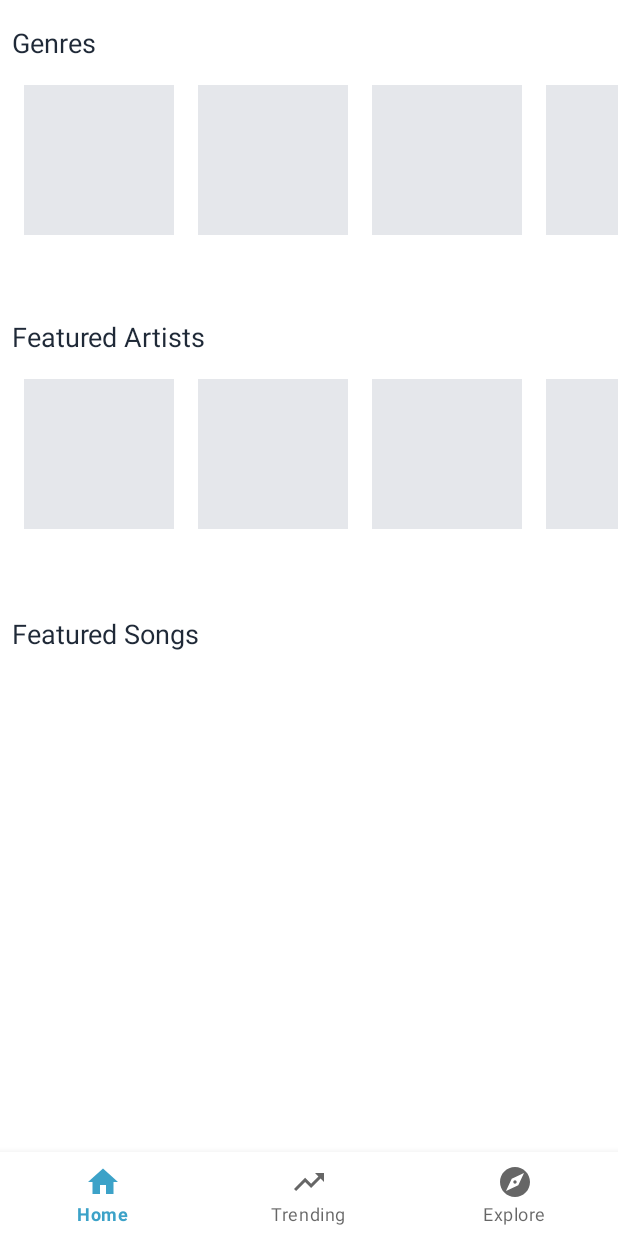
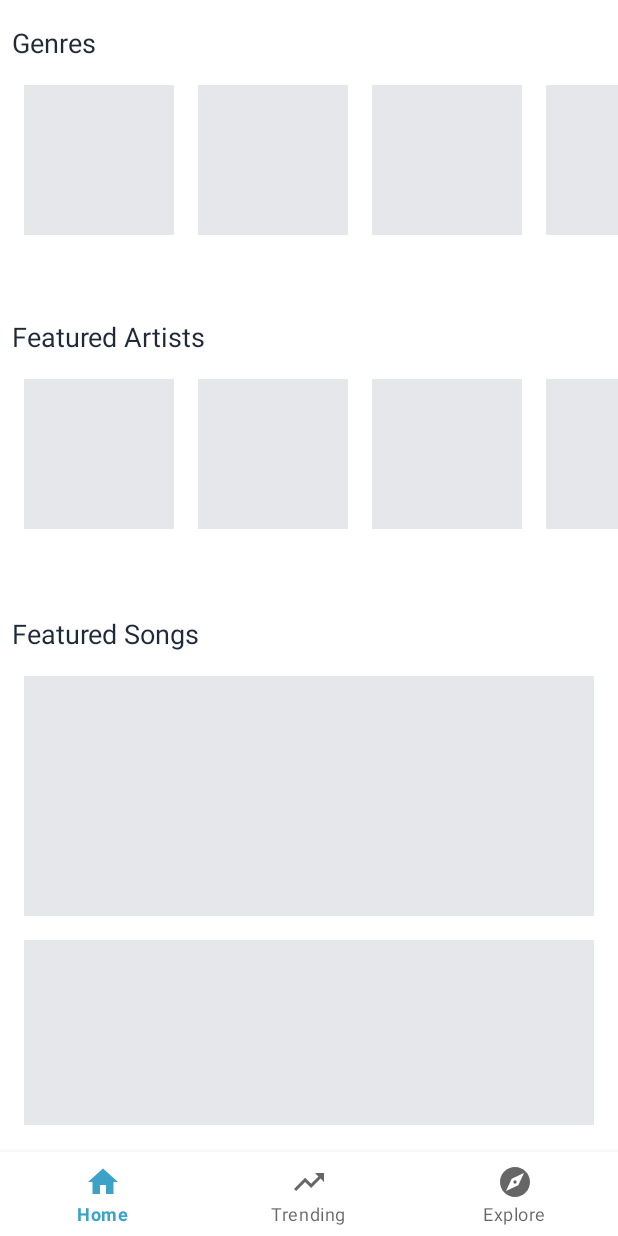
Before and after one commit to bishal5917/GeetSunam, an Android app built with Jetpack Compose: the HomeFragment screen opened directly, with no data from a screen before it, on a phone screen of 412 x 824 dp. Run offline under Robolectric (Android 15) with nearby library versions, the phone set to English and light mode, and no system bars; our stand-ins replace Dagger/Hilt's generated code, Shimmer, data binding, navigation-ui.

Commit message:
featured songs mapped

```diff
--- a/app/src/main/java/com/example/geetsunam/di/AppModule.kt
+++ b/app/src/main/java/com/example/geetsunam/di/AppModule.kt
@@ -12,9 +12,11 @@ import com.example.geetsunam.features.data.datasource.UserRemoteDatasourceImpl
 import com.example.geetsunam.features.data.repositories.UserRepositoryImpl
 import com.example.geetsunam.features.domain.repositories.UserRepository
 import com.example.geetsunam.features.domain.usecases.GetFeaturedArtistsUsecase
+import com.example.geetsunam.features.domain.usecases.GetFeaturedSongsUsecase
 import com.example.geetsunam.features.domain.usecases.GetGenresUsecase
 import com.example.geetsunam.features.domain.usecases.LoginUsecase
 import com.example.geetsunam.features.presentation.home.featured_artists.viewmodel.FeaturedArtistsViewModel
+import com.example.geetsunam.features.presentation.home.featured_songs.viewmodel.FeaturedSongsViewModel
 import com.example.geetsunam.features.presentation.home.genres.viewmodel.GenreViewModel
 import com.example.geetsunam.features.presentation.login.viewmodel.LoginViewModel
 import com.example.geetsunam.features.presentation.splash.viewmodel.SplashViewModel
@@ -71,6 +73,11 @@ object AppModule {
         return GetFeaturedArtistsUsecase(repo)
     }
 
+    @Provides
+    fun provideFeaturedSOngsUsecase(repo: UserRepository): GetFeaturedSongsUsecase {
+        return GetFeaturedSongsUsecase(repo)
+    }
+
     //registering viewmodels
     @Provides
     fun provideSplashViewModel(datastore: LocalDatastore): SplashViewModel {
@@ -97,4 +104,11 @@ object AppModule {
     ): FeaturedArtistsViewModel {
         return FeaturedArtistsViewModel(getFeaturedArtistsUsecase)
     }
+
+    @Provides
+    fun provideFeaturedSomgsViewModel(
+        getFeaturedSongsUsecase: GetFeaturedSongsUsecase
+    ): FeaturedSongsViewModel {
+        return FeaturedSongsViewModel(getFeaturedSongsUsecase)
+    }
 }
--- a/app/src/main/java/com/example/geetsunam/features/presentation/home/HomeFragment.kt
+++ b/app/src/main/java/com/example/geetsunam/features/presentation/home/HomeFragment.kt
@@ -11,10 +11,15 @@ import androidx.swiperefreshlayout.widget.SwipeRefreshLayout
 import com.example.geetsunam.R
 import com.example.geetsunam.features.data.models.artist.ArtistResponseModel
 import com.example.geetsunam.features.data.models.genres.GenreResponseModel
+import com.example.geetsunam.features.data.models.songs.SongResponseModel
 import com.example.geetsunam.features.presentation.home.featured_artists.adapters.FeaturedArtistsAdapter
 import com.example.geetsunam.features.presentation.home.featured_artists.viewmodel.FeaturedArtistsEvent
 import com.example.geetsunam.features.presentation.home.featured_artists.viewmodel.FeaturedArtistsState
 import com.example.geetsunam.features.presentation.home.featured_artists.viewmodel.FeaturedArtistsViewModel
+import com.example.geetsunam.features.presentation.home.featured_songs.adapters.FeaturedSongsAdapter
+import com.example.geetsunam.features.presentation.home.featured_songs.viewmodel.FeaturedSongsEvent
+import com.example.geetsunam.features.presentation.home.featured_songs.viewmodel.FeaturedSongsState
+import com.example.geetsunam.features.presentation.home.featured_songs.viewmodel.FeaturedSongsViewModel
 import com.example.geetsunam.features.presentation.home.genres.adapters.GenreAdapter
 import com.example.geetsunam.features.presentation.home.genres.viewmodel.GenreEvent
 import com.example.geetsunam.features.presentation.home.genres.viewmodel.GenreState
@@ -30,6 +35,7 @@ class HomeFragment : Fragment() {
 
     private val genreAdapter by lazy { GenreAdapter() }
     private val featuredArtistsAdapter by lazy { FeaturedArtistsAdapter() }
+    private val featuredSongsAdapter by lazy { FeaturedSongsAdapter() }
 
     private lateinit var gview: View
 
@@ -38,6 +44,9 @@ class HomeFragment : Fragment() {
 
     @Inject
     lateinit var featuredArtistsViewModel: FeaturedArtistsViewModel
+
+    @Inject
+    lateinit var featuredSongsViewModel: FeaturedSongsViewModel
 
     @Inject
     lateinit var splashViewModel: SplashViewModel
@@ -51,6 +60,7 @@ class HomeFragment : Fragment() {
         pullToRefresh()
         requestGenres()
         requestFeaturedArtists()
+        requestFeaturedSongs()
         setupRecyclerView()
         return gview
     }
@@ -61,6 +71,9 @@ class HomeFragment : Fragment() {
             genreViewModel.onEvent(GenreEvent.GetGenre(splashViewModel.userIdFlow.value))
             featuredArtistsViewModel.onEvent(
                 FeaturedArtistsEvent.GetFeaturedArtists(splashViewModel.userIdFlow.value)
+            )
+            featuredSongsViewModel.onEvent(
+                FeaturedSongsEvent.GetFeaturedSongs(splashViewModel.userIdFlow.value)
             )
             swipeToRefresh.isRefreshing = false
         }
@@ -79,6 +92,11 @@ class HomeFragment : Fragment() {
         val artistRecViewLayoutManager =
             LinearLayoutManager(requireContext(), LinearLayoutManager.HORIZONTAL, false)
         artistRecView.layoutManager = artistRecViewLayoutManager
+        //for featured songs
+        val songsRecView = gview.findViewById<RecyclerView>(R.id.rvFeaturedSongs)
+        songsRecView.adapter = featuredSongsAdapter
+        val songsRecViewLayoutManager = LinearLayoutManager(requireContext())
+        songsRecView.layoutManager = songsRecViewLayoutManager
     }
 
     private fun requestGenres() {
@@ -136,4 +154,35 @@ class HomeFragment : Fragment() {
             }
         }
     }
+
+    private fun requestFeaturedSongs() {
+        //find recyclerview and shimmerview
+        val recyclerView = gview.findViewById<RecyclerView>(R.id.rvFeaturedSongs)
+        val shimmerView = gview.findViewById<ShimmerFrameLayout>(R.id.shlFeaturedSongs)
+
+        featuredSongsViewModel.featuredSongState.observe(viewLifecycleOwner) { response ->
+            if (response.status == FeaturedSongsState.SongStatus.IDLE) {
+                featuredSongsViewModel.onEvent(
+                    FeaturedSongsEvent.GetFeaturedSongs(splashViewModel.userIdFlow.value)
+                )
+            }
+            if (response.status == FeaturedSongsState.SongStatus.LOADING) {
+                recyclerView.visibility = View.GONE
+                shimmerView.visibility = View.VISIBLE
+            }
+            if (response.status == FeaturedSongsState.SongStatus.SUCCESS) {
+                response.songs?.let {
+                    featuredSongsAdapter.setData(
+                        response.songs.songs as List<SongResponseModel.Data.Song>
+                    )
+                }
+                recyclerView.visibility = View.VISIBLE
+                shimmerView.visibility = View.GONE
+            }
+            if (response.status == FeaturedSongsState.SongStatus.FAILED) {
+                recyclerView.visibility = View.GONE
+                CustomToast.showToast(context = requireContext(), "${response.message}")
+            }
+        }
+    }
 }
--- a/app/src/main/java/com/example/geetsunam/features/presentation/home/featured_songs/viewmodel/FeaturedSongsEvent.kt
+++ b/app/src/main/java/com/example/geetsunam/features/presentation/home/featured_songs/viewmodel/FeaturedSongsEvent.kt
@@ -1,4 +1,5 @@
 package com.example.geetsunam.features.presentation.home.featured_songs.viewmodel
 
-class FeaturedSongsEvent {
+sealed class FeaturedSongsEvent {
+    data class GetFeaturedSongs(val token: String) : FeaturedSongsEvent()
 }
--- a/app/src/main/java/com/example/geetsunam/features/presentation/home/featured_songs/viewmodel/FeaturedSongsState.kt
+++ b/app/src/main/java/com/example/geetsunam/features/presentation/home/featured_songs/viewmodel/FeaturedSongsState.kt
@@ -1,4 +1,15 @@
 package com.example.geetsunam.features.presentation.home.featured_songs.viewmodel
 
-class FeaturedSongsState {
+import com.example.geetsunam.features.data.models.songs.SongResponseModel
+
+data class FeaturedSongsState(
+    val status: SongStatus, val message: String? = null, val songs: SongResponseModel.Data? = null
+) {
+    companion object {
+        val idle = FeaturedSongsState(SongStatus.IDLE, message = "")
+    }
+
+    enum class SongStatus {
+        IDLE, LOADING, SUCCESS, FAILED
+    }
 }
--- a/app/src/main/java/com/example/geetsunam/features/presentation/home/featured_songs/viewmodel/FeaturedSongsViewModel.kt
+++ b/app/src/main/java/com/example/geetsunam/features/presentation/home/featured_songs/viewmodel/FeaturedSongsViewModel.kt
@@ -1,4 +1,64 @@
 package com.example.geetsunam.features.presentation.home.featured_songs.viewmodel
 
-class FeaturedSongsViewModel {
+import androidx.lifecycle.LiveData
+import androidx.lifecycle.MutableLiveData
+import androidx.lifecycle.ViewModel
+import androidx.lifecycle.viewModelScope
+import com.example.geetsunam.features.domain.usecases.GetFeaturedSongsUsecase
+import com.example.geetsunam.utils.Resource
+import com.example.geetsunam.utils.models.CommonRequestModel
+import dagger.hilt.android.lifecycle.HiltViewModel
+import kotlinx.coroutines.flow.launchIn
+import kotlinx.coroutines.flow.onEach
+import javax.inject.Inject
+
+@HiltViewModel
+class FeaturedSongsViewModel @Inject constructor(
+    private val getFeaturedSongsUsecase: GetFeaturedSongsUsecase
+) : ViewModel() {
+    private val _featuredSongState = MutableLiveData(FeaturedSongsState.idle)
+    val featuredSongState: LiveData<FeaturedSongsState> = _featuredSongState
+
+    fun onEvent(event: FeaturedSongsEvent) {
+        when (event) {
+            is FeaturedSongsEvent.GetFeaturedSongs -> {
+                getSongs(event.token)
+            }
+
+            else -> {}
+        }
+    }
+
+    private fun getSongs(token: String) {
+        getFeaturedSongsUsecase.call(CommonRequestModel(token)).onEach { result ->
+            when (result) {
+                is Resource.Loading -> {
+                    _featuredSongState.postValue(
+                        _featuredSongState.value?.copy(
+                            status = FeaturedSongsState.SongStatus.LOADING,
+                            message = "Getting genres"
+                        )
+                    )
+                }
+
+                is Resource.Success -> {
+                    _featuredSongState.postValue(
+                        _featuredSongState.value?.copy(
+                            status = FeaturedSongsState.SongStatus.SUCCESS,
+                            message = "success",
+                            songs = result.data?.data,
+                        )
+                    )
+                }
+
+                is Resource.Error -> {
+                    _featuredSongState.postValue(
+                        _featuredSongState.value?.copy(
+                            status = FeaturedSongsState.SongStatus.FAILED, message = result.message
+                        )
+                    )
+                }
+            }
+        }.launchIn(viewModelScope)
+    }
 }
--- a/app/src/main/res/drawable/ic_favorite.xml
+++ b/app/src/main/res/drawable/ic_favorite.xml
@@ -1,5 +1,5 @@
-<vector android:height="20dp" android:tint="#000000"
+<vector android:height="24dp" android:tint="#000000"
     android:viewportHeight="24" android:viewportWidth="24"
-    android:width="20dp" xmlns:android="http://schemas.android.com/apk/res/android">
-    <path android:fillColor="@android:color/white" android:pathData="M12,21.35l-1.45,-1.32C5.4,15.36 2,12.28 2,8.5 2,5.42 4.42,3 7.5,3c1.74,0 3.41,0.81 4.5,2.09C13.09,3.81 14.76,3 16.5,3 19.58,3 22,5.42 22,8.5c0,3.78 -3.4,6.86 -8.55,11.54L12,21.35z"/>
+    android:width="24dp" xmlns:android="http://schemas.android.com/apk/res/android">
+    <path android:fillColor="@android:color/white" android:pathData="M16.5,3c-1.74,0 -3.41,0.81 -4.5,2.09C10.91,3.81 9.24,3 7.5,3 4.42,3 2,5.42 2,8.5c0,3.78 3.4,6.86 8.55,11.54L12,21.35l1.45,-1.32C18.6,15.36 22,12.28 22,8.5 22,5.42 19.58,3 16.5,3zM12.1,18.55l-0.1,0.1 -0.1,-0.1C7.14,14.24 4,11.39 4,8.5 4,6.5 5.5,5 7.5,5c1.54,0 3.04,0.99 3.57,2.36h1.87C13.46,5.99 14.96,5 16.5,5c2,0 3.5,1.5 3.5,3.5 0,2.89 -3.14,5.74 -7.9,10.05z"/>
 </vector>
--- a/app/src/main/res/layout/fragment_home.xml
+++ b/app/src/main/res/layout/fragment_home.xml
@@ -127,10 +127,34 @@
             app:layout_constraintStart_toStartOf="parent"
             app:layout_constraintTop_toTopOf="parent" />
 
+        <com.facebook.shimmer.ShimmerFrameLayout
+            android:id="@+id/shlFeaturedSongs"
+            android:layout_width="0dp"
+            android:layout_height="315dp"
+            app:layout_constraintEnd_toEndOf="parent"
+            app:layout_constraintStart_toStartOf="parent"
+            app:layout_constraintTop_toBottomOf="@+id/tvFeaturedSongs">
+
+            <LinearLayout
+                android:layout_width="match_parent"
+                android:layout_height="match_parent"
+                android:orientation="vertical">
+
+                <include layout="@layout/placeholder_rectangle" />
+
+                <include layout="@layout/placeholder_rectangle" />
+
+                <include layout="@layout/placeholder_rectangle" />
+
+                <include layout="@layout/placeholder_rectangle" />
+            </LinearLayout>
+
+        </com.facebook.shimmer.ShimmerFrameLayout>
+
         <androidx.recyclerview.widget.RecyclerView
             android:id="@+id/rvFeaturedSongs"
-            android:layout_width="0dp"
-            android:layout_height="wrap_content"
+            android:layout_width="match_parent"
+            android:layout_height="315dp"
             android:layout_marginStart="8dp"
             android:layout_marginTop="8dp"
             android:layout_marginEnd="8dp"
--- /dev/null
+++ b/app/src/main/res/layout/placeholder_rectangle.xml
@@ -0,0 +1,19 @@
+<?xml version="1.0" encoding="utf-8"?>
+<androidx.constraintlayout.widget.ConstraintLayout xmlns:android="http://schemas.android.com/apk/res/android"
+    xmlns:app="http://schemas.android.com/apk/res-auto"
+    xmlns:tools="http://schemas.android.com/tools"
+    android:layout_width="match_parent"
+    android:layout_height="wrap_content">
+
+    <View
+        android:id="@+id/recView"
+        android:layout_width="0dp"
+        android:layout_height="160dp"
+        android:layout_marginStart="16dp"
+        android:layout_marginTop="16dp"
+        android:layout_marginEnd="16dp"
+        android:background="@color/neutral_200"
+        app:layout_constraintEnd_toEndOf="parent"
+        app:layout_constraintStart_toStartOf="parent"
+        app:layout_constraintTop_toTopOf="parent" />
+</androidx.constraintlayout.widget.ConstraintLayout>
```
Also changed, not shown: app/src/main/java/com/example/geetsunam/features/presentation/home/featured_songs/adapters/FeaturedSongsAdapter.kt (added, +53 -0 lines), app/src/main/java/com/example/geetsunam/features/presentation/home/featured_songs/adapters/FeaturedSongsDiffUtil.kt (added, +39 -0 lines), app/src/main/res/layout/featured_song_card.xml (+18 -6 lines).
